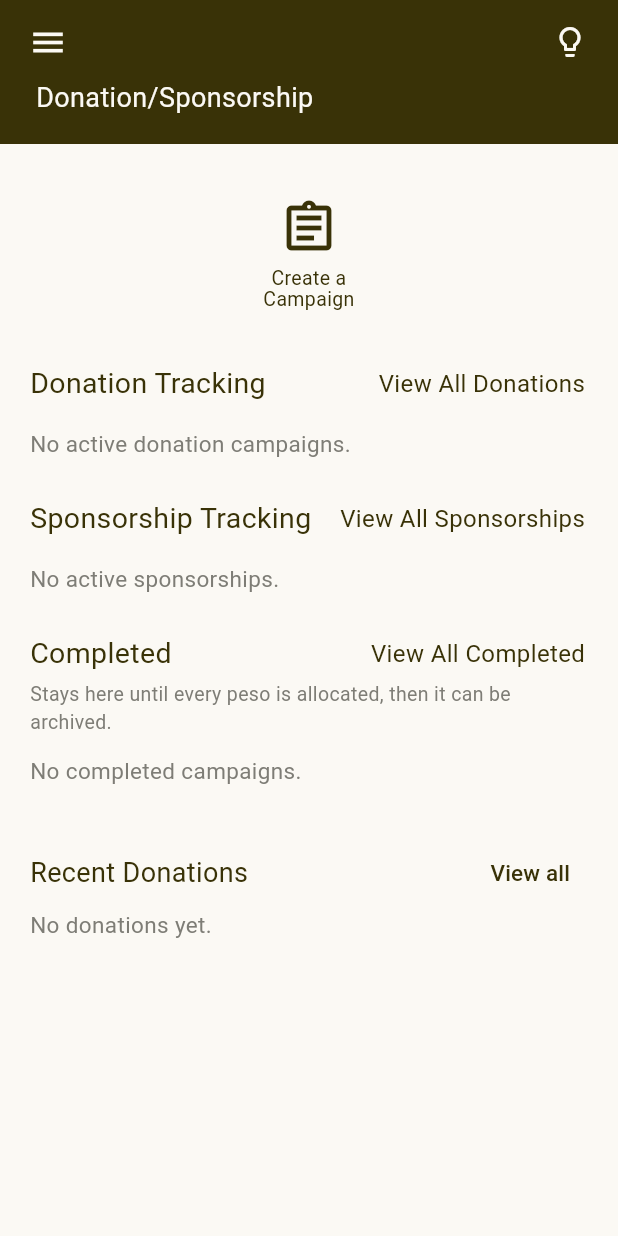
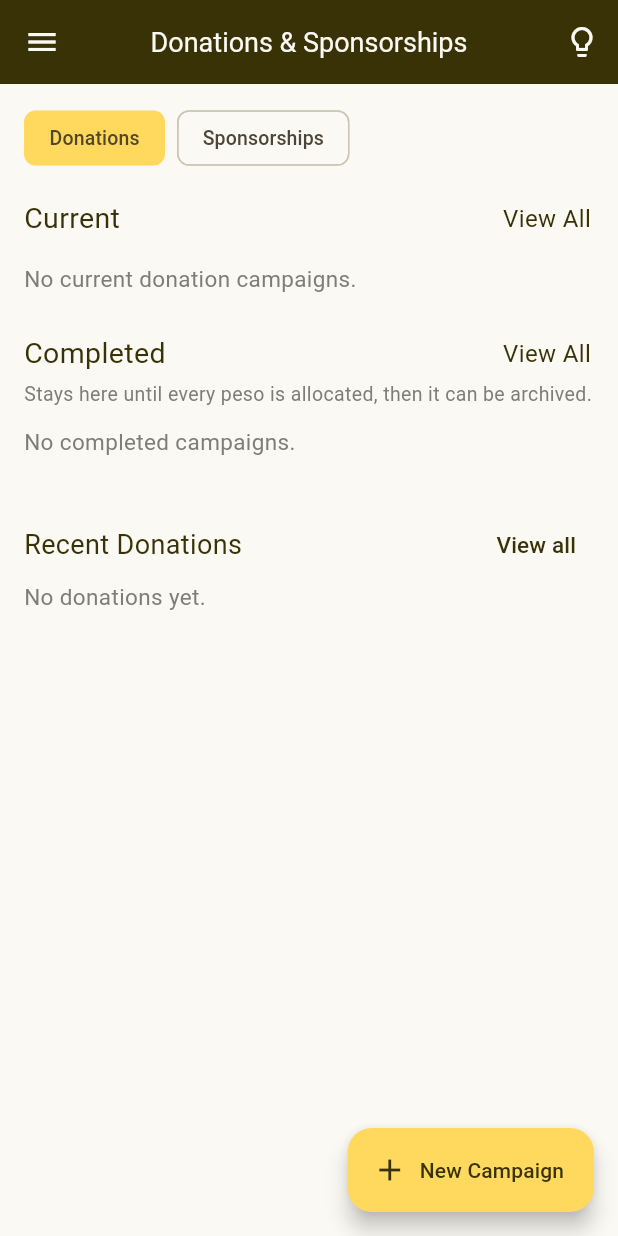
Before and after one commit to santosmarcus/respawned1, a Flutter app: the DonationAdminHomeScreen screen opened directly, on a phone screen of 412 x 824 dp. Run offline on Flutter 3.47's test engine with Material 3 defaults, Android fonts, the phone set to English and light mode, and no system bars; our stand-ins replace cached_network_image, cloud_firestore, cloud_functions, firebase_auth, firebase_core, firebase_messaging and 17 more; missing offline and left inert: flutter_nfc_kit, mobile_scanner; accounts and stored records are empty; Roboto replaces fonts that are missing (Tilt Warp, Zain).

Commit message:
Admin donations: Events-style tabs, FAB create, per-type View All
- Donations / Sponsorships ChoiceChip tabs (no checkmark) with an AppBar +
  drawer and a New Campaign / New Sponsorship FAB that opens the create
  page pre-set to the active tab's type.
- Each tab: Needs your decision (when pending), Current and Completed
  sections capped at 3 with inline Show more / Show less; Recent Donations
  stays at the bottom.
- View All opens DonationAdminSearchPage with a fixed type: neutral title
  and no All/Donations/Sponsorships tab row.
- Listing filters moved to donation_admin_filters.dart with unit tests.

Co-Authored-By: Claude Opus 5.5 <noreply@anthropic.com>

```diff
--- /dev/null
+++ b/lib/features/admin/donation/donation_admin_filters.dart
@@ -0,0 +1,41 @@
+import 'package:respawnd1/features/donation/models.dart';
+
+/// Lifecycle statuses still "being tracked" (drafts included so admins can
+/// find and publish them).
+const currentListingStatuses = {'draft', 'active', 'paused'};
+
+/// Finished listings that stay on the home screen until every peso is
+/// allocated and an admin archives them.
+const completedListingStatuses = {'goal_met', 'goal_not_met', 'closed'};
+
+/// What View All / search shows by default: everything but archived
+/// (archived listings are fully allocated; the filter sheet can add them).
+const defaultSearchStatuses = {...currentListingStatuses, ...completedListingStatuses};
+
+/// Ongoing listing. Ended-by-date listings the hourly job hasn't processed
+/// yet still read as "active"; isEnded keeps them out of the current list.
+bool isCurrentListing(DonationListing l) =>
+    currentListingStatuses.contains(l.status) && (l.isDraft || l.status == 'paused' || !l.isEnded);
+
+/// Current listings of one type, in provider order (newest first).
+List<DonationListing> currentListings(Iterable<DonationListing> all, String type) =>
+    all.where((l) => l.type == type && isCurrentListing(l)).toList();
+
+/// Finished, not yet archived listings of one type; the most unallocated
+/// money first. Ones still waiting for an extend/close decision are listed
+/// separately under "Needs your decision".
+List<DonationListing> completedListings(Iterable<DonationListing> all, String type) => all
+    .where((l) => l.type == type && completedListingStatuses.contains(l.status) && !l.needsExtensionDecision)
+    .toList()
+  ..sort((a, b) => b.availableBalance.compareTo(a.availableBalance));
+
+/// Search / View All filter. [type] null means both types; [query] must
+/// already be trimmed and lower-cased.
+bool matchesListingSearch(DonationListing l, {String? type, required Set<String> statuses, String query = ''}) {
+  if (type != null && l.type != type) return false;
+  if (!statuses.contains(l.status)) return false;
+  if (query.isEmpty) return true;
+  return l.title.toLowerCase().contains(query) ||
+      (l.animalName ?? '').toLowerCase().contains(query) ||
+      l.organizer.toLowerCase().contains(query);
+}
--- a/lib/features/admin/donation/donation_admin_home.dart
+++ b/lib/features/admin/donation/donation_admin_home.dart
@@ -7,126 +7,181 @@ import 'package:respawnd1/features/admin/widgets/admin_drawer.dart';
 import 'package:respawnd1/features/donation/models.dart';
 
 import 'donation_admin_create.dart';
+import 'donation_admin_filters.dart';
 import 'donation_admin_info.dart';
 import 'donation_admin_providers.dart';
 import 'donation_admin_records.dart';
 import 'donation_admin_search.dart';
 import 'package:respawnd1/features/admin/widgets/donation_admin.dart';
 
-/// Lifecycle statuses still "being tracked" (drafts included so admins can
-/// find and publish them). Ended listings are reached through View All.
-const _currentStatuses = {'draft', 'active', 'paused'};
-
-/// Finished listings that stay on the home screen until every peso is
-/// allocated and an admin archives them.
-const _completedStatuses = {'goal_met', 'goal_not_met', 'closed'};
-
-/// Ongoing listings shown per section on the home screen; the rest are in View All.
+/// Listings shown per section before "Show more".
 const _homeListLimit = 3;
 
-class DonationAdminHomeScreen extends ConsumerWidget {
+enum _ListingTab {
+  donations('Donations', 'donation', 'New Campaign'),
+  sponsorships('Sponsorships', 'sponsorship', 'New Sponsorship');
+
+  const _ListingTab(this.label, this.type, this.createLabel);
+  final String label;
+  /// DonationListing.type
+  final String type;
+  final String createLabel;
+}
+
+/// Admin Donations & Sponsorships: one tab per listing type, each with its
+/// current and completed listings; Recent Donations stays at the bottom.
+class DonationAdminHomeScreen extends ConsumerStatefulWidget {
   const DonationAdminHomeScreen({super.key});
 
-  void _openListing(BuildContext context, DonationListing l) =>
+  @override
+  ConsumerState<DonationAdminHomeScreen> createState() => _DonationAdminHomeScreenState();
+}
+
+class _DonationAdminHomeScreenState extends ConsumerState<DonationAdminHomeScreen> {
+  static const _helpText = 'Create a campaign or sponsorship with the button at the bottom, then open a listing to '
+      'track funds, record offline donations, confirm in-kind items and review its history. Each tab shows up to '
+      'three listings per section; "View All" lists every current and completed one of that type.';
+
+  _ListingTab _tab = _ListingTab.donations;
+
+  void _openListing(DonationListing l) =>
       Navigator.push(context, MaterialPageRoute(builder: (_) => DonationAdminInfoPage(campaignId: l.id)));
 
-  /// Current and past listings of one type (search page, all statuses).
-  void _openAll(BuildContext context, {required bool sponsorships}) => Navigator.push(
+  /// Current and completed listings of the active tab's type.
+  void _openAll() => Navigator.push(
+        context,
+        MaterialPageRoute(builder: (_) => DonationAdminSearchPage(fixedType: _tab.type, title: 'All Listings')),
+      );
+
+  void _openCompleted() => Navigator.push(
         context,
         MaterialPageRoute(
           builder: (_) => DonationAdminSearchPage(
-        initialTab: sponsorships ? 2 : 1,
-        title: sponsorships ? 'All Sponsorships' : 'All Donations',
+            fixedType: _tab.type,
+            initialStatuses: completedListingStatuses,
+            title: 'Completed',
           ),
         ),
       );
 
-  void _openCompleted(BuildContext context) => Navigator.push(
+  void _openCreate() => Navigator.push(
         context,
-    MaterialPageRoute(
-      builder: (_) => DonationAdminSearchPage(initialStatuses: _completedStatuses, title: 'Completed Campaigns'),
+        MaterialPageRoute(builder: (_) => DonationAdminCreatePage(initialType: _tab.type)),
+      );
+
+  void _showHelp() => showDialog<void>(
+        context: context,
+        builder: (ctx) => AlertDialog(
+          backgroundColor: AppColors.background,
+          title: Text('Donations & Sponsorships', style: GoogleFonts.tiltWarp(color: AppColors.textPrimary)),
+          content: Text(_helpText, style: GoogleFonts.zain(fontSize: 16, color: AppColors.textPrimary)),
+          actions: [
+            TextButton(
+              onPressed: () => Navigator.pop(ctx),
+              child: Text('Got it', style: GoogleFonts.zain(fontSize: 16, color: AppColors.textPrimary)),
+            ),
+          ],
         ),
       );
 
   @override
-  Widget build(BuildContext context, WidgetRef ref) {
+  Widget build(BuildContext context) {
     final campaigns = ref.watch(adminCampaignsProvider);
     final recent = ref.watch(recentDonationsProvider);
-    final needsDecision = ref.watch(campaignsNeedingDecisionProvider).asData?.value ?? const [];
+    final needsDecision = (ref.watch(campaignsNeedingDecisionProvider).asData?.value ?? const <DonationListing>[])
+        .where((l) => l.type == _tab.type)
+        .toList();
+    final isDonations = _tab == _ListingTab.donations;
 
     return Scaffold(
       backgroundColor: AppColors.background,
       drawer: const AdminDrawer(active: AdminModule.donations),
-      body: Builder(
-        builder: (context) => Column(
+      appBar: AppBar(
+        backgroundColor: AppColors.textPrimary,
+        leading: Builder(
+          builder: (context) => IconButton(
+            icon: const Icon(Icons.menu, color: AppColors.background),
+            onPressed: () => Scaffold.of(context).openDrawer(),
+          ),
+        ),
+        title: Text('Donations & Sponsorships', style: GoogleFonts.tiltWarp(fontSize: 18, color: AppColors.background)),
+        actions: [
+          IconButton(
+            tooltip: 'Help',
+            icon: const Icon(Icons.lightbulb_outline, color: AppColors.background),
+            onPressed: _showHelp,
+          ),
+        ],
+      ),
+      floatingActionButton: FloatingActionButton.extended(
+        backgroundColor: AppColors.yellowrspwn,
+        foregroundColor: AppColors.textPrimary,
+        onPressed: _openCreate,
+        icon: const Icon(Icons.add),
+        label: Text(_tab.createLabel, style: GoogleFonts.tiltWarp(fontSize: 14)),
+      ),
+      body: Column(
         children: [
-            DonationAdminHeader(
-              title: 'Donation/Sponsorship',
-              onMenu: () => Scaffold.of(context).openDrawer(),
-              helpText: 'Create a campaign or sponsorship, then open a listing to track funds, record offline '
-                  'donations, confirm in-kind items and review its history. The home screen shows up to three '
-                  'ongoing listings per section; "View All" lists every current and past one.',
+          Padding(
+            padding: const EdgeInsets.fromLTRB(16, 12, 16, 4),
+            child: Align(
+              alignment: Alignment.centerLeft,
+              child: Wrap(
+                spacing: 8,
+                children: [
+                  for (final t in _ListingTab.values)
+                    ChoiceChip(
+                      label: Text(t.label, style: GoogleFonts.zain(fontSize: 13)),
+                      selected: _tab == t,
+                      showCheckmark: false,
+                      selectedColor: AppColors.yellowrspwn,
+                      onSelected: (_) => setState(() => _tab = t),
+                    ),
+                ],
+              ),
+            ),
           ),
           Expanded(
             child: ListView(
-                padding: const EdgeInsets.fromLTRB(20, 28, 20, 28),
+              // Bottom padding keeps the last card clear of the FAB.
+              padding: const EdgeInsets.fromLTRB(16, 8, 16, 96),
               children: [
-                  Center(
-                    child: _ProcessItem(
-                      icon: Icons.assignment_outlined,
-                      label: 'Create a\nCampaign',
-                      onTap: () =>
-                          Navigator.push(context, MaterialPageRoute(builder: (_) => const DonationAdminCreatePage())),
-                    ),
-                  ),
-
-                  // Not in the Figma frame: deadline decisions must stay
-                  // visible somewhere, so they only appear when one is pending.
+                // Deadline decisions must stay visible, so they only appear
+                // when one is pending (donation campaigns only).
                 if (needsDecision.isNotEmpty) ...[
-                    const SizedBox(height: 24),
                   Text('Needs your decision', style: GoogleFonts.tiltWarp(fontSize: 18, color: AppColors.textPrimary)),
                   const SizedBox(height: 2),
                   Text('These campaigns ended below their goal. Decide whether to extend them.',
                       style: GoogleFonts.zain(fontSize: 14, color: AppColors.textSecondary)),
                   const SizedBox(height: 10),
-                    for (final c in needsDecision) CampaignCard(listing: c, onTap: () => _openListing(context, c)),
+                  for (final c in needsDecision) CampaignCard(listing: c, onTap: () => _openListing(c)),
+                  const SizedBox(height: 16),
                 ],
 
-                  const SizedBox(height: 24),
-                  _SectionHeader(
-                    title: 'Donation Tracking',
-                    action: 'View All Donations',
-                    onAction: () => _openAll(context, sponsorships: false),
+                _SectionHeader(title: 'Current', action: 'View All', onAction: _openAll),
+                const SizedBox(height: 6),
+                _listingSection(
+                  campaigns,
+                  (all) => currentListings(all, _tab.type),
+                  empty: isDonations ? 'No current donation campaigns.' : 'No current sponsorships.',
                 ),
-                  const SizedBox(height: 6),
-                  _trackingList(context, campaigns, type: 'donation', empty: 'No active donation campaigns.'),
 
                 const SizedBox(height: 16),
-                  _SectionHeader(
-                    title: 'Sponsorship Tracking',
-                    action: 'View All Sponsorships',
-                    onAction: () => _openAll(context, sponsorships: true),
-                  ),
-                  const SizedBox(height: 6),
-                  _trackingList(context, campaigns, type: 'sponsorship', empty: 'No active sponsorships.'),
-
-                  const SizedBox(height: 16),
-                  _SectionHeader(
-                    title: 'Completed',
-                    action: 'View All Completed',
-                    onAction: () => _openCompleted(context),
-                  ),
+                _SectionHeader(title: 'Completed', action: 'View All', onAction: _openCompleted),
                 Text('Stays here until every peso is allocated, then it can be archived.',
                     style: GoogleFonts.zain(fontSize: 13, color: AppColors.textSecondary)),
                 const SizedBox(height: 6),
-                  _completedList(context, campaigns),
+                _listingSection(
+                  campaigns,
+                  (all) => completedListings(all, _tab.type),
+                  empty: isDonations ? 'No completed campaigns.' : 'No completed sponsorships.',
+                ),
 
                 const SizedBox(height: 28),
                 Row(
                   children: [
                     Expanded(
-                        child: Text('Recent Donations',
-                            style: GoogleFonts.zain(fontSize: 18, color: AppColors.textPrimary)),
+                      child: Text('Recent Donations', style: GoogleFonts.zain(fontSize: 18, color: AppColors.textPrimary)),
                     ),
                     TextButton(
                       onPressed: () =>
@@ -151,29 +206,14 @@ class DonationAdminHomeScreen extends ConsumerWidget {
           ),
         ],
       ),
-      ),
     );
   }
 
-  /// Finished, not yet archived listings; the most unallocated money first.
-  /// (Ones still waiting for an extend/close decision are listed above.)
-  Widget _completedList(BuildContext context, AsyncValue<List<DonationListing>> campaigns) {
-    final all = campaigns.asData?.value ?? const <DonationListing>[];
-    final items = all.where((l) => _completedStatuses.contains(l.status) && !l.needsExtensionDecision).toList()
-      ..sort((a, b) => b.availableBalance.compareTo(a.availableBalance));
-    if (items.isEmpty) {
-      return Padding(
-        padding: const EdgeInsets.symmetric(vertical: 6),
-        child: Text('No completed campaigns.', style: GoogleFonts.zain(fontSize: 15, color: AppColors.textSecondary)),
-      );
-    }
-    return Column(children: [
-      for (final l in items.take(_homeListLimit)) CampaignCard(listing: l, onTap: () => _openListing(context, l)),
-    ]);
-  }
-
-  Widget _trackingList(BuildContext context, AsyncValue<List<DonationListing>> campaigns,
-      {required String type, required String empty}) {
+  Widget _listingSection(
+    AsyncValue<List<DonationListing>> campaigns,
+    List<DonationListing> Function(List<DonationListing> all) select, {
+    required String empty,
+  }) {
     return campaigns.when(
       loading: () => const Padding(
         padding: EdgeInsets.all(16),
@@ -181,21 +221,55 @@ class DonationAdminHomeScreen extends ConsumerWidget {
       ),
       error: (e, _) => Text('Could not load listings: $e', style: GoogleFonts.zain(fontSize: 14, color: Colors.redAccent)),
       data: (all) {
-        // Ended-by-date listings the hourly job hasn't processed yet still
-        // read as "active"; isEnded keeps them out of the current list.
-        final items = all
-            .where((l) => l.type == type && _currentStatuses.contains(l.status) && (l.isDraft || l.status == 'paused' || !l.isEnded))
-            .toList();
+        final items = select(all);
         if (items.isEmpty) {
           return Padding(
             padding: const EdgeInsets.symmetric(vertical: 6),
             child: Text(empty, style: GoogleFonts.zain(fontSize: 15, color: AppColors.textSecondary)),
           );
         }
-        return Column(children: [
-          for (final l in items.take(_homeListLimit)) CampaignCard(listing: l, onTap: () => _openListing(context, l)),
-        ]);
+        // Keyed by tab + section so switching tabs starts collapsed.
+        return _ExpandableCards(key: ValueKey('${_tab.name}-$empty'), items: items, onTap: _openListing);
       },
+    );
+  }
+}
+
+/// Up to [_homeListLimit] cards with an inline Show more / Show less.
+class _ExpandableCards extends StatefulWidget {
+  final List<DonationListing> items;
+  final ValueChanged<DonationListing> onTap;
+  const _ExpandableCards({super.key, required this.items, required this.onTap});
+
+  @override
+  State<_ExpandableCards> createState() => _ExpandableCardsState();
+}
+
+class _ExpandableCardsState extends State<_ExpandableCards> {
+  bool _expanded = false;
+
+  @override
+  Widget build(BuildContext context) {
+    final items = widget.items;
+    final overflow = items.length > _homeListLimit;
+    final shown = _expanded || !overflow ? items : items.take(_homeListLimit);
+    return Column(
+      crossAxisAlignment: CrossAxisAlignment.stretch,
+      children: [
+        for (final l in shown) CampaignCard(listing: l, onTap: () => widget.onTap(l)),
+        if (overflow)
+          Align(
+            alignment: Alignment.center,
+            child: TextButton.icon(
+              onPressed: () => setState(() => _expanded = !_expanded),
+              icon: Icon(_expanded ? Icons.expand_less : Icons.expand_more, color: AppColors.textPrimary),
+              label: Text(
+                _expanded ? 'Show less' : 'Show more (${items.length - _homeListLimit})',
+                style: GoogleFonts.zain(fontSize: 15, color: AppColors.textPrimary),
+              ),
+            ),
+          ),
+      ],
     );
   }
 }
@@ -223,30 +297,3 @@ class _SectionHeader extends StatelessWidget {
     );
   }
 }
-
-class _ProcessItem extends StatelessWidget {
-  final IconData icon;
-  final String label;
-  final VoidCallback onTap;
-  const _ProcessItem({required this.icon, required this.label, required this.onTap});
-
-  @override
-  Widget build(BuildContext context) {
-    return InkWell(
-      borderRadius: BorderRadius.circular(12),
-      onTap: onTap,
-      child: Padding(
-        padding: const EdgeInsets.all(8),
-        child: Column(
-          children: [
-            Icon(icon, size: 40, color: AppColors.textPrimary),
-            const SizedBox(height: 6),
-            Text(label,
-                textAlign: TextAlign.center,
-                style: GoogleFonts.zain(fontSize: 13, height: 1.1, color: AppColors.textPrimary)),
-          ],
-        ),
-      ),
-    );
-  }
-}
```
Also changed, not shown: lib/features/admin/donation/donation_admin_search.dart (+44 -21 lines), 1 other file. Lines whose indentation alone changed are shown as unchanged.
